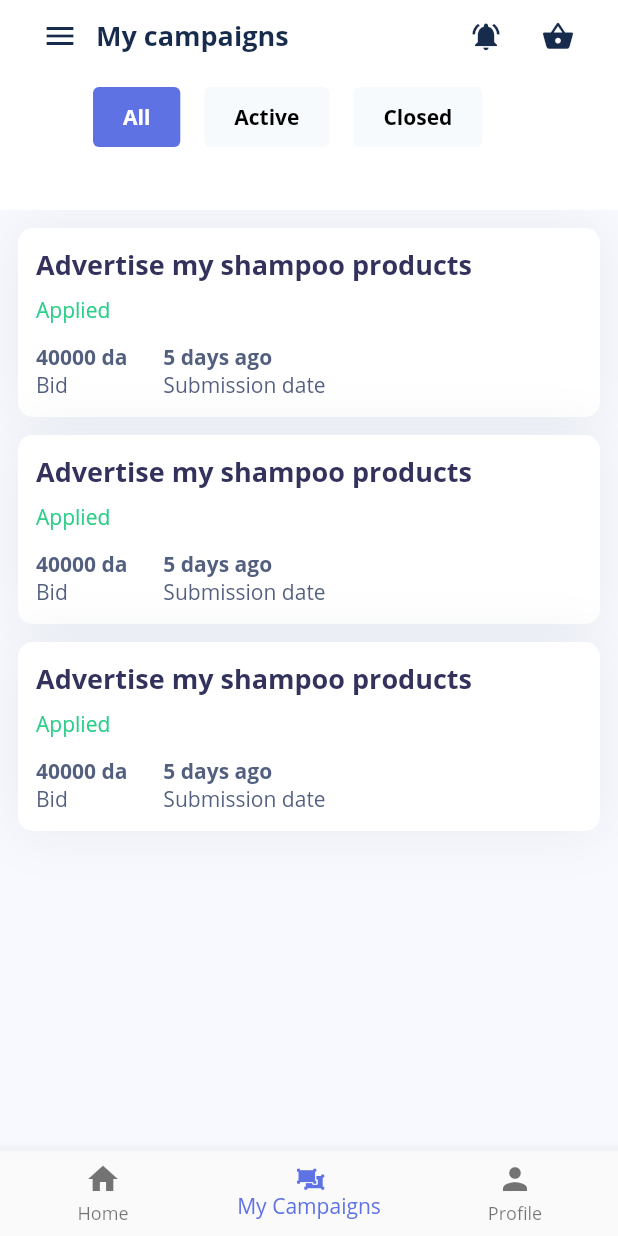
After one commit to devaziz0/influency-app, a Flutter app: the screen it shows after launch, on a phone screen of 412 x 824 dp. The commit adds this screen. Run offline on Flutter 3.47's test engine with Material 2 defaults, Android fonts, the phone set to English and light mode, and no system bars; drawn by our look-alikes of scrollable_positioned_list; our stand-ins replace carousel_slider, font_awesome_flutter.

Commit message:
add campaigns screen

```diff
--- a/lib/constants/Theme.dart
+++ b/lib/constants/Theme.dart
@@ -31,7 +31,7 @@ class ArgonColors {
 
   static const Color inputError = Color.fromRGBO(252, 179, 164, 1.0);
 
-  static const Color muted = Color.fromRGBO(136, 152, 170, 1.0);
+  static const Color muted = Color.fromRGBO(136, 152, 170, 0.15);
 
   static const Color text = Color.fromRGBO(50, 50, 93, 1.0);
 
--- a/lib/main.dart
+++ b/lib/main.dart
@@ -1,6 +1,7 @@
 import 'package:flutter/material.dart';
 import 'package:my_app/screens/campaign-application.dart';
 import 'package:my_app/screens/campaign-details.dart';
+import 'package:my_app/screens/campaigns.dart';
 import 'package:my_app/screens/influencer-feed.dart';
 
 // screens
@@ -21,12 +22,13 @@ class MyApp extends StatelessWidget {
     return MaterialApp(
         title: 'Argon PRO Flutter',
         theme: ThemeData(fontFamily: 'OpenSans'),
-        initialRoute: "/influencer-feed",
+        initialRoute: "/campaigns",
         debugShowCheckedModeBanner: false,
         routes: <String, WidgetBuilder>{
           "/onboarding": (BuildContext context) => new Onboarding(),
           "/influencer-feed": (BuildContext context) => new InfluencerFeed(),
           "/campaign-details": (BuildContext context) => new CampaignScreen(),
+          "/campaigns": (BuildContext context) => new CampaignsScreen(),
           "/campaign-application": (BuildContext context) =>
               new CampaignApplicationScreen(),
           "/profile": (BuildContext context) => new Profile(),
--- /dev/null
+++ b/lib/screens/campaigns.dart
@@ -0,0 +1,61 @@
+import 'package:flutter/material.dart';
+import 'package:font_awesome_flutter/font_awesome_flutter.dart';
+import 'package:my_app/constants/Theme.dart';
+import 'package:my_app/widgets/campaign-card.dart';
+import 'package:my_app/widgets/drawer.dart';
+import 'package:my_app/widgets/input.dart';
+import 'package:my_app/widgets/navbar.dart';
+
+final List<String> tags = ["All", "Active", "Closed"];
+
+class CampaignsScreen extends StatefulWidget {
+  @override
+  _CampaignsScreenState createState() => _CampaignsScreenState();
+}
+
+class _CampaignsScreenState extends State<CampaignsScreen> {
+  int _selectedIndex = 1;
+
+  void _onItemTapped(int index) {
+    setState(() {
+      _selectedIndex = index;
+    });
+  }
+
+  @override
+  Widget build(BuildContext context) {
+    return Scaffold(
+      appBar: Navbar(
+        title: "My campaigns",
+        tags: tags,
+        noShadow: true,
+      ),
+      backgroundColor: ArgonColors.bgColorScreen,
+      bottomNavigationBar: BottomNavigationBar(
+          items: [
+            BottomNavigationBarItem(
+                icon: Icon(Icons.home), title: Text("Home")),
+            BottomNavigationBarItem(
+                icon: Icon(FontAwesomeIcons.solidObjectUngroup, size: 16),
+                title: Text("My Campaigns")),
+            BottomNavigationBarItem(
+                icon: Icon(Icons.person), title: Text("Profile")),
+          ],
+          currentIndex: _selectedIndex,
+          selectedItemColor: ArgonColors.primary,
+          onTap: _onItemTapped),
+      drawer: ArgonDrawer(currentPage: "Home"),
+      body: Container(
+        child: SingleChildScrollView(
+          child: Column(
+            children: [
+              CampaignCard(),
+              CampaignCard(),
+              CampaignCard(),
+            ],
+          ),
+        ),
+      ),
+    );
+  }
+}
--- /dev/null
+++ b/lib/widgets/campaign-card.dart
@@ -0,0 +1,77 @@
+import 'package:flutter/material.dart';
+import 'package:my_app/constants/Theme.dart';
+
+class CampaignCard extends StatelessWidget {
+  @override
+  Widget build(BuildContext context) {
+    // TODO: implement build
+    return Container(
+      margin: EdgeInsets.only(top: 12, left: 12, right: 12),
+      padding: EdgeInsets.all(12),
+      decoration: BoxDecoration(
+        color: Colors.white,
+        borderRadius: BorderRadius.all(Radius.circular(10)),
+        boxShadow: [
+          BoxShadow(blurRadius: 32, color: ArgonColors.muted),
+        ],
+      ),
+      child: Column(
+        crossAxisAlignment: CrossAxisAlignment.start,
+        children: [
+          Text(
+            'Advertise my shampoo products',
+            style: TextStyle(
+                color: ArgonColors.text,
+                fontFamily: 'OpenSans',
+                fontSize: 18,
+                fontWeight: FontWeight.w600),
+          ),
+          Padding(padding: EdgeInsets.all(4)),
+          Text(
+            'Applied',
+            style: TextStyle(color: ArgonColors.success),
+          ),
+          Padding(padding: EdgeInsets.all(6)),
+          Row(
+            mainAxisAlignment: MainAxisAlignment.start,
+            children: [
+              Column(
+                crossAxisAlignment: CrossAxisAlignment.start,
+                children: [
+                  Text(
+                    '40000 da',
+                    style: TextStyle(
+                        fontWeight: FontWeight.bold, color: ArgonColors.header),
+                    textAlign: TextAlign.start,
+                  ),
+                  Text(
+                    'Bid',
+                    textAlign: TextAlign.start,
+                    style: TextStyle(color: ArgonColors.header),
+                  ),
+                ],
+              ),
+              Padding(padding: EdgeInsets.all(12)),
+              Column(
+                crossAxisAlignment: CrossAxisAlignment.start,
+                children: [
+                  Text(
+                    '5 days ago',
+                    style: TextStyle(
+                        fontWeight: FontWeight.bold, color: ArgonColors.header),
+                    textAlign: TextAlign.start,
+                  ),
+                  Text(
+                    'Submission date',
+                    textAlign: TextAlign.start,
+                    style: TextStyle(color: ArgonColors.header),
+                  ),
+                ],
+              )
+            ],
+          )
+        ],
+      ),
+    );
+  }
+}
```
